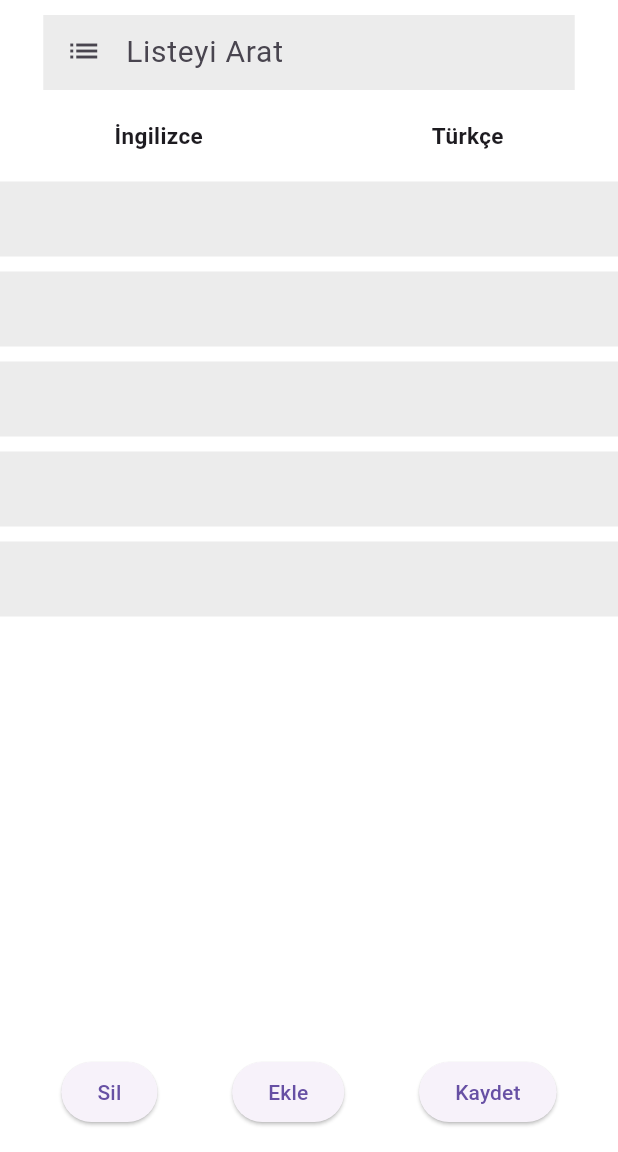
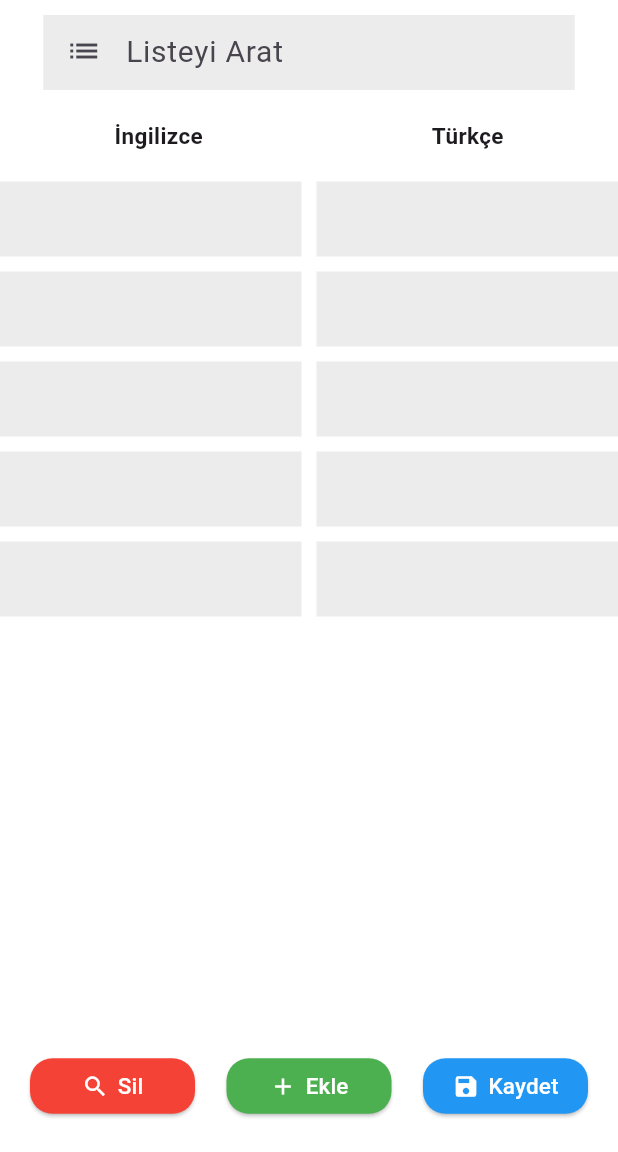
Before and after one commit to furkankuru11/LanguageApp, a Flutter app: the CreateList screen opened directly, on a phone screen of 412 x 824 dp, the part 84-1236 px from its top. Run offline on Flutter 3.47's test engine with Material 3 defaults, Android fonts, the phone set to English and light mode, and no system bars; our stand-ins replace flutter_spinkit, google_fonts; Roboto replaces fonts that are missing (Aboreto).

Commit message:
s
duzenleme

```diff
--- a/lib/pages/create_list.dart
+++ b/lib/pages/create_list.dart
@@ -1,5 +1,6 @@
 import 'package:flutter/material.dart';
 import 'package:google_fonts/google_fonts.dart';
+import 'package:languageapp/tools/customButton.dart';
 
 class CreateList extends StatefulWidget {
   const CreateList({Key? key}) : super(key: key);
@@ -29,6 +30,9 @@ class _CreateListState extends State<CreateList> {
               child: textFieldBuilder(
             textEditingController: wordTextEditingList[2 * i],
           )),
+          SizedBox(
+            width: 10,
+          ),
           Expanded(
               child: textFieldBuilder(
             textEditingController: wordTextEditingList[(2 * i) + 1],
@@ -143,33 +147,31 @@ class ButtonRow extends StatelessWidget {
   @override
   Widget build(BuildContext context) {
     return Container(
-      margin: EdgeInsets.all(16),
+      padding: EdgeInsets.all(20),
       child: Row(
-        mainAxisAlignment: MainAxisAlignment.spaceAround,
+        mainAxisAlignment: MainAxisAlignment.spaceBetween,
         children: [
-          ElevatedButton(
-            onPressed: () {
-              // Silme butonu işlevi
-              // Buraya silme işlemleri ekleyebilirsiniz.
-            },
-            child: Text("Sil"),
-          ),
-          ElevatedButton(
-            onPressed: () {
-              // Ekleme butonu işlevi
-              // Buraya ekleme işlemleri ekleyebilirsiniz.
-            },
-            child: Text("Ekle"),
-          ),
-          ElevatedButton(
-            onPressed: () {
-              // Kaydetme butonu işlevi
-              // Buraya kaydetme işlemleri ekleyebilirsiniz.
-            },
-            child: Text("Kaydet"),
-          ),
+          customButton(
+              onPressed: () {},
+              text: "Sil",
+              icon: Icons.search,
+              backgroundColor: Colors.red),
+          customButton(
+              onPressed: () {},
+              text: "Ekle",
+              icon: Icons.add,
+              backgroundColor: Colors.green),
+          customButton(
+              onPressed: () {},
+              text: "Kaydet",
+              icon: Icons.save,
+              backgroundColor: Colors.blue),
         ],
       ),
     );
   }
 }
+
+void addRow() {}
+void save() {}
+void deleteRow() {}
--- /dev/null
+++ b/lib/tools/customButton.dart
@@ -0,0 +1,49 @@
+import 'package:flutter/material.dart';
+
+class customButton extends StatelessWidget {
+  final VoidCallback onPressed;
+  final String text;
+  final IconData icon;
+  final Color backgroundColor;
+
+  const customButton(
+      {super.key,
+      required this.onPressed,
+      required this.text,
+      required this.icon,
+      required this.backgroundColor});
+
+  @override
+  Widget build(BuildContext context) {
+    return Container(
+      width: 110,
+      child: ElevatedButton(
+        onPressed: onPressed,
+        style: ButtonStyle(
+          backgroundColor: MaterialStateProperty.all<Color>(backgroundColor),
+          padding: MaterialStateProperty.all<EdgeInsetsGeometry>(
+            EdgeInsets.symmetric(horizontal: 16.0, vertical: 8.0),
+          ),
+          minimumSize: MaterialStateProperty.all(Size.zero), // Genişlik sıfır
+          shape: MaterialStateProperty.all<RoundedRectangleBorder>(
+            RoundedRectangleBorder(
+              borderRadius:
+                  BorderRadius.circular(15), // Köşe yuvarlaklığı sıfır
+            ),
+          ),
+        ),
+        child: Row(
+          mainAxisSize: MainAxisSize.min,
+          children: [
+            Icon(icon, color: Colors.white),
+            SizedBox(width: 6),
+            Text(
+              text,
+              style: TextStyle(color: Colors.white, fontSize: 15),
+            ),
+          ],
+        ),
+      ),
+    );
+  }
+}
--- a/lib/tools/selectedCard.dart
+++ b/lib/tools/selectedCard.dart
@@ -17,7 +17,6 @@ class SelectedCard extends StatelessWidget {
   @override
   Widget build(BuildContext context) {
     double width = MediaQuery.of(context).size.width;
-    double height = MediaQuery.of(context).size.height;
 
     return Card(
       child: Container(
```
